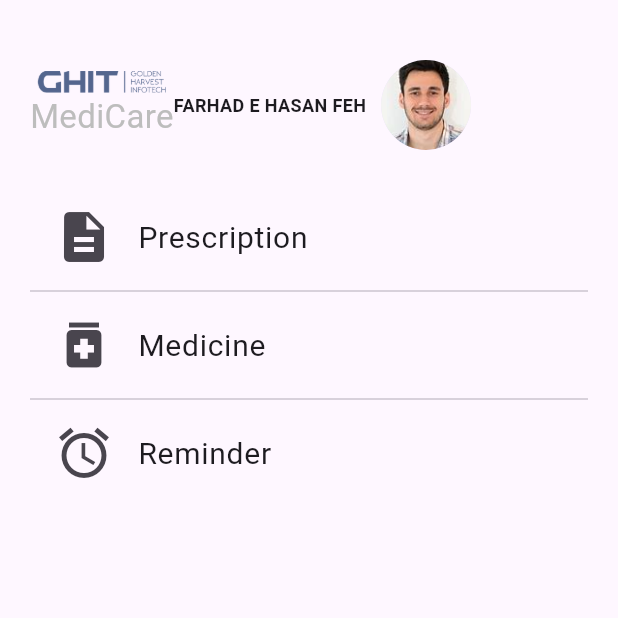
After one commit to tamimforazi/medicine_reminder_app, a Flutter app: the HomeScreen screen opened directly, on a phone screen of 412 x 824 dp, the top half of it. The commit adds this screen. Run offline on Flutter 3.47's test engine with Material 3 defaults, Android fonts, the phone set to English and light mode, and no system bars; our stand-ins replace flutter_slidable.

Commit message:
Home screen introduced

```diff
--- /dev/null
+++ b/lib/screens/home_screen.dart
@@ -0,0 +1,104 @@
+import 'package:flutter/material.dart';
+import 'package:medicine_reminder_app/const/constant.dart';
+
+class HomeScreen extends StatelessWidget {
+  final String profileName;
+  final String profileImage;
+
+  const HomeScreen({
+    Key? key,
+    required this.profileName,
+    required this.profileImage,
+  }) : super(key: key);
+
+  @override
+  Widget build(BuildContext context) {
+    return Scaffold(
+      // appBar: AppBar(
+      //   backgroundColor: Colors.transparent,
+      //   elevation: 0,
+      //   iconTheme: IconThemeData(color: Colors.black),
+      // ),
+      body: SafeArea(
+        child: Padding(
+          padding: const EdgeInsets.all(20.0),
+          child: Column(
+            crossAxisAlignment: CrossAxisAlignment.start,
+            children: [
+              SizedBox(height: 20),
+              Column(
+                children: [
+                  Row(
+                    children: [
+                      Column(
+                        children: [
+                          Image(
+                            height: 15,
+                            image: AssetImage("images/logo 1.png"),
+                          ),
+
+                          Text(
+                            "MediCare",
+                            style: TextStyle(
+                                color: AppColors.subtitleColor, fontSize: 22),
+                          ),
+                          // Text(
+                          //   "Profiles",
+                          //   style: TextStyle(color: Colors.black, fontSize: 36),
+                          // ),
+                        ],
+                      ),
+                      Row(
+                        mainAxisAlignment: MainAxisAlignment.spaceEvenly,
+                        crossAxisAlignment: CrossAxisAlignment.center,
+                        mainAxisSize: MainAxisSize.min,
+                        children: [
+                          Text(
+                            profileName,
+                            style: TextStyle(
+                              fontSize: 12,
+                              fontWeight: FontWeight.bold,
+                            ),
+                          ),
+                          SizedBox(width: 10),
+                          CircleAvatar(
+                            radius: 30,
+                            backgroundImage: AssetImage(profileImage),
+                          ),
+                        ],
+                      ),
+                    ],
+                  ),
+                ],
+              ),
+              SizedBox(height: 30),
+              ListTile(
+                leading: Icon(Icons.description, size: 40),
+                title: Text('Prescription', style: TextStyle(fontSize: 20)),
+                onTap: () {
+                  // Navigate to Prescription screen
+                },
+              ),
+              Divider(),
+              ListTile(
+                leading: Icon(Icons.medication, size: 40),
+                title: Text('Medicine', style: TextStyle(fontSize: 20)),
+                onTap: () {
+                  // Navigate to Medicine screen
+                },
+              ),
+              Divider(),
+              ListTile(
+                leading: Icon(Icons.alarm, size: 40),
+                title: Text('Reminder', style: TextStyle(fontSize: 20)),
+                onTap: () {
+                  // Navigate to Reminder screen
+                },
+              ),
+            ],
+          ),
+        ),
+      ),
+    );
+  }
+}
--- a/lib/screens/profile_screen.dart
+++ b/lib/screens/profile_screen.dart
@@ -2,6 +2,7 @@ import 'package:flutter/material.dart';
 import 'package:flutter_slidable/flutter_slidable.dart';
 import 'package:medicine_reminder_app/components/add_another_profile_button.dart';
 import 'package:medicine_reminder_app/const/constant.dart';
+import 'package:medicine_reminder_app/screens/home_screen.dart';
 import 'package:medicine_reminder_app/screens/profile_setup_screen.dart';
 
 class ProfileScreen extends StatelessWidget {
@@ -55,10 +56,22 @@ class ProfileScreen extends StatelessWidget {
                                   ),
                                 ],
                               ),
+                              child: GestureDetector(
+                                onTap: () {
+                                  Navigator.pushReplacement(
+                                    context,
+                                    MaterialPageRoute(
+                                      builder: (context) => HomeScreen(
+                                        profileName: "FARHAD E HASAN FEH",
+                                        profileImage: "images/Mask group.png",
+                                      ),
+                                    ),
+                                  );
+                                },
                                 child: Container(
                                   padding: const EdgeInsets.all(15.0),
-                                margin:
-                                    const EdgeInsets.symmetric(vertical: 10.0),
+                                  margin: const EdgeInsets.symmetric(
+                                      vertical: 10.0),
                                   decoration: BoxDecoration(
                                     color: const Color(0xff98A3BB),
                                     borderRadius: BorderRadius.circular(10.0),
@@ -129,6 +142,7 @@ class ProfileScreen extends StatelessWidget {
                                     ],
                                   ),
                                 ),
+                              ),
                             );
                           },
                         ),
```
Lines whose indentation alone changed are shown as unchanged.
